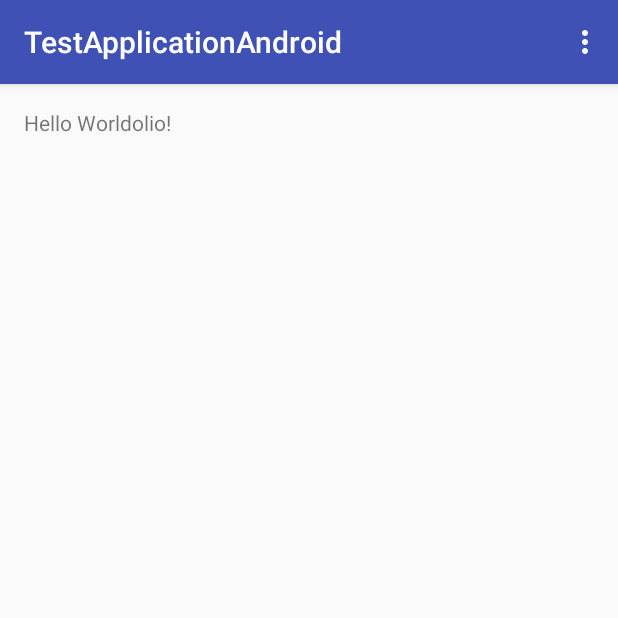
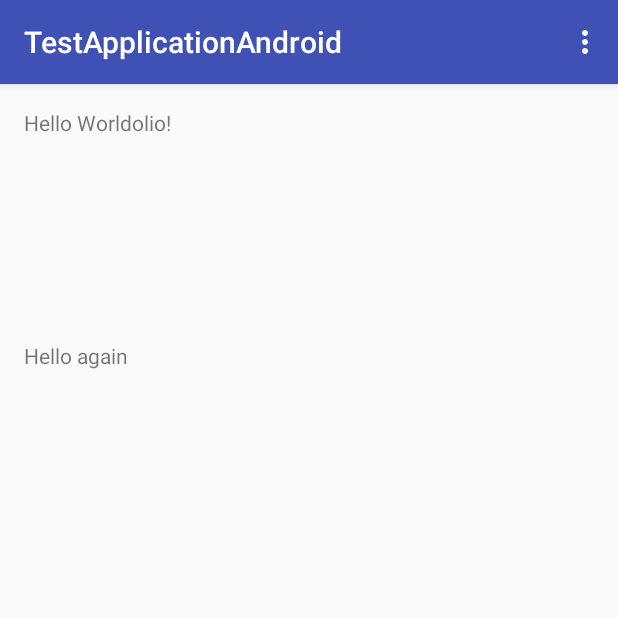
Before and after one commit to ZM123/TestAppAndroid, an Android app: the screen it shows after launch (MainActivity), on a phone screen of 412 x 824 dp, the top half of it. Run offline under Robolectric (Android 15) with nearby library versions, the phone set to English and light mode, and no system bars.

Commit message:
add another textbox

```diff
--- a/app/src/main/res/layout/content_main.xml
+++ b/app/src/main/res/layout/content_main.xml
@@ -16,4 +16,14 @@
         android:layout_width="wrap_content"
         android:layout_height="wrap_content"
         android:text="Hello Worldolio!" />
+
+    <TextView
+        android:layout_width="wrap_content"
+        android:layout_height="wrap_content"
+        android:text="Hello again"
+        android:id="@+id/textView"
+        android:layout_below="@+id/textView2"
+        android:layout_toRightOf="@+id/textView2"
+        android:layout_toEndOf="@+id/textView2"
+        android:layout_marginTop="155dp" />
 </RelativeLayout>
```
